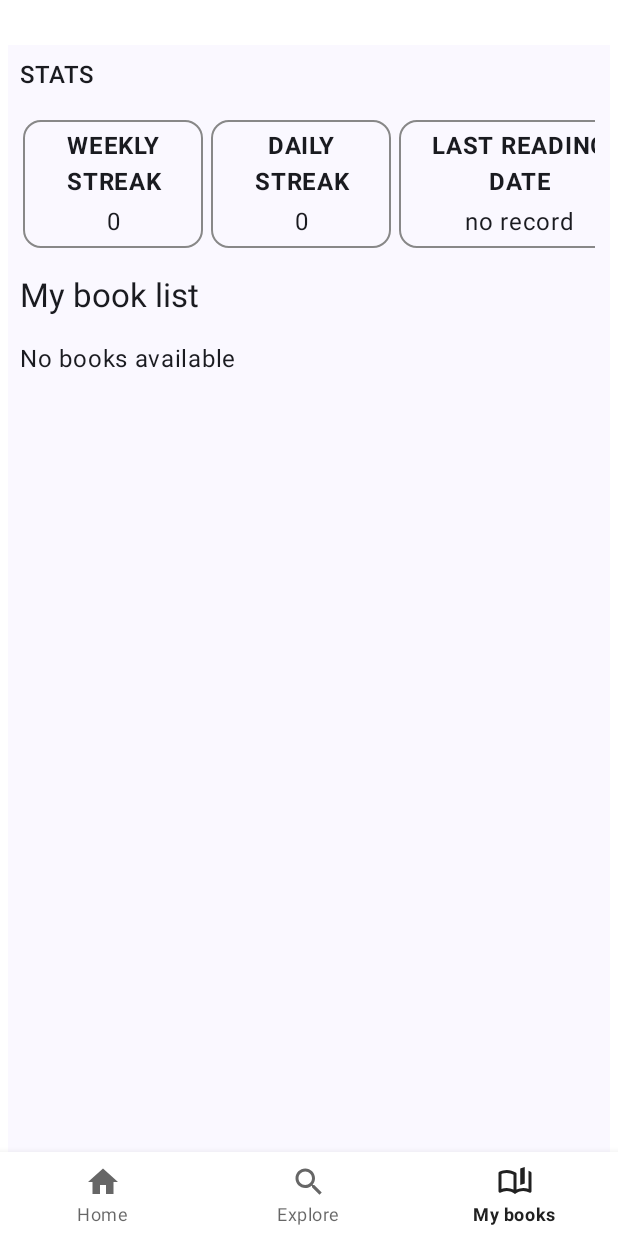
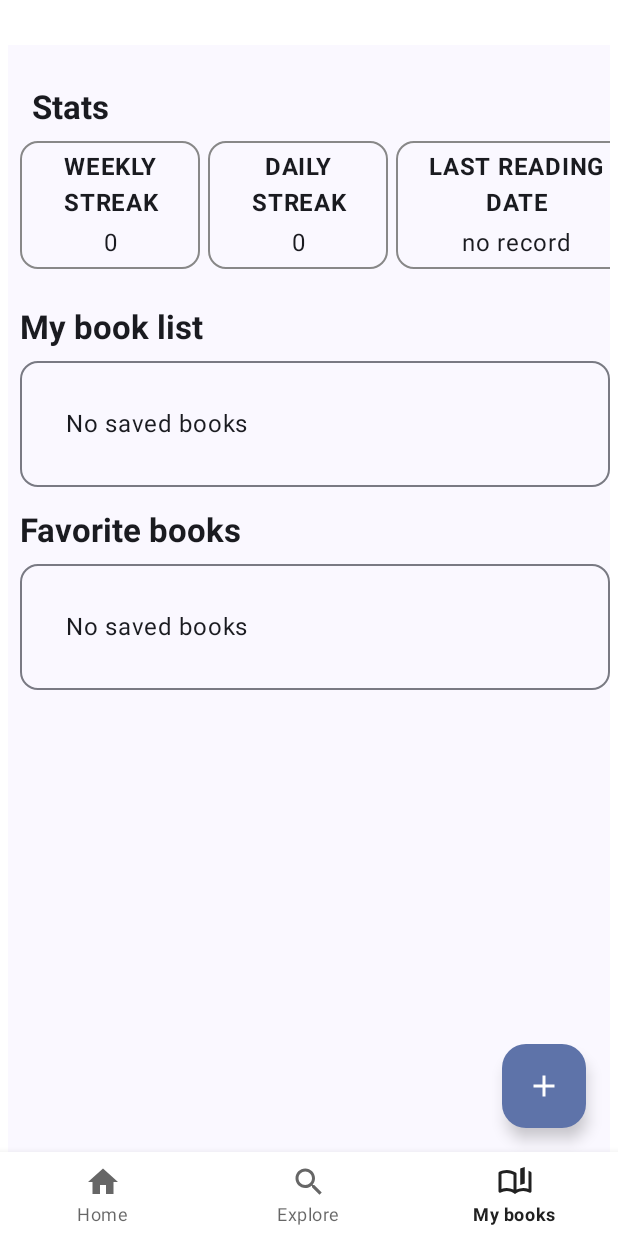
Before and after one commit to KristinaAnicic/bookApp, an Android app built with Jetpack Compose: the screen it shows after launch (MainActivity), item 3 of the bottom bar chosen, on a phone screen of 412 x 824 dp. Run offline under Robolectric (Android 15) with nearby library versions, the phone set to English and light mode, and no system bars; our stand-ins replace Dagger/Hilt's generated code, Room's generated code; pictures from the network do not load.

Commit message:
removed redundant code and fixed Scuffold issue

```diff
--- a/BookApp/app/src/main/java/com/example/booksapp/Fragments/SavedBooksFragment.kt
+++ b/BookApp/app/src/main/java/com/example/booksapp/Fragments/SavedBooksFragment.kt
@@ -1,27 +1,35 @@
 package com.example.booksapp.Fragments
 
+import android.annotation.SuppressLint
 import android.os.Bundle
 import androidx.fragment.app.Fragment
 import android.view.LayoutInflater
 import android.view.View
 import android.view.ViewGroup
 import androidx.compose.foundation.BorderStroke
+import androidx.compose.foundation.background
 import androidx.compose.foundation.horizontalScroll
 import androidx.compose.foundation.layout.Arrangement
 import androidx.compose.foundation.layout.Column
 import androidx.compose.foundation.layout.PaddingValues
 import androidx.compose.foundation.layout.Row
+import androidx.compose.foundation.layout.Spacer
 import androidx.compose.foundation.layout.fillMaxHeight
 import androidx.compose.foundation.layout.fillMaxSize
 import androidx.compose.foundation.layout.fillMaxWidth
 import androidx.compose.foundation.layout.height
 import androidx.compose.foundation.layout.padding
 import androidx.compose.foundation.layout.width
+import androidx.compose.foundation.lazy.LazyColumn
 import androidx.compose.foundation.lazy.LazyRow
 import androidx.compose.foundation.lazy.items
 import androidx.compose.foundation.rememberScrollState
 import androidx.compose.foundation.verticalScroll
+import androidx.compose.material.icons.Icons
+import androidx.compose.material.icons.filled.Add
 import androidx.compose.material3.Card
+import androidx.compose.material3.FloatingActionButton
+import androidx.compose.material3.Icon
 import androidx.compose.material3.MaterialTheme
 import androidx.compose.material3.OutlinedCard
 import androidx.compose.material3.Scaffold
@@ -40,6 +48,7 @@ import androidx.compose.ui.unit.Dp
 import androidx.compose.ui.unit.dp
 import androidx.fragment.app.viewModels
 import coil.compose.AsyncImage
+import com.example.booksapp.data.database.Entities.Book
 import com.example.booksapp.data.database.Entities.ReadingStreak
 import com.example.booksapp.viewModel.BooksViewModel
 import com.example.booksapp.ui.theme.BooksAppTheme
@@ -71,10 +80,6 @@ class SavedBooksFragment : Fragment() {
         AppDatabase.getDatabase(requireContext())
     }*/
 
-    //private lateinit var booksViewModel: BooksViewModel
-    //private var bookRepository = BookRepository(readingStatusDao, readingFormatDao)
-
-
     private val booksViewModel: BooksViewModel by viewModels()
 
     /*private val booksViewModel by viewModels<BooksViewModel>(
@@ -102,6 +107,7 @@ class SavedBooksFragment : Fragment() {
         }
     }
 
+    @SuppressLint("UnusedMaterial3ScaffoldPaddingParameter")
     override fun onCreateView(
         inflater: LayoutInflater, container: ViewGroup?,
         savedInstanceState: Bundle?
@@ -111,28 +117,54 @@ class SavedBooksFragment : Fragment() {
         return ComposeView(requireContext()).apply {
             setContent {
                 BooksAppTheme {
-                    Scaffold(modifier = Modifier.fillMaxSize()) { innerPadding ->
-                        Column(
+                    Scaffold(
+                        modifier = Modifier.fillMaxSize(),
+                        floatingActionButton = {
+                            FloatingActionButton(onClick = { }) {
+                                Icon(Icons.Default.Add, contentDescription = "Add")
+                            }
+                        }
+                    , content = {
+                        Column (
                             modifier = Modifier
-                                .padding(innerPadding)
+                                //.padding(innerPadding)
+                                //.padding(8.dp)
                                 .fillMaxSize()
+                                .padding(start = 8.dp, top = 20.dp)
                                 .verticalScroll(rememberScrollState())) {
-                            Streak(booksViewModel = booksViewModel)
 
-                            Text(
-                                text = "My book list",
-                                modifier = Modifier
-                                    .padding(all = 8.dp),
-                                style = MaterialTheme.typography.titleLarge
-                            )
+                                Streak(booksViewModel = booksViewModel)
 
-                            BooksScreen(booksViewModel = booksViewModel)
+                                Spacer(
+                                    modifier = Modifier.height(10.dp)
+                                )
+                                Text(
+                                    text = "My book list",
+                                    //modifier = Modifier.padding(all = 8.dp),
+                                    modifier = Modifier.padding(top = 15.dp),
+                                    style = MaterialTheme.typography.titleLarge,
+                                    fontWeight = FontWeight.Bold
+                                )
+
+                                val books by booksViewModel.books.collectAsState(initial = emptyList())
+                                BooksScreen(books)
+
+                                Text(
+                                    text = "Favorite books",
+                                    //modifier = Modifier.padding(all = 8.dp),
+                                    modifier = Modifier.padding(top = 15.dp),
+                                    style = MaterialTheme.typography.titleLarge,
+                                    fontWeight = FontWeight.Bold
+                                )
+
+                                val favoriteBooks by booksViewModel.favoriteBooks.collectAsState(initial = emptyList())
+                                BooksScreen(favoriteBooks)
                         }
-                        }
-                    }
+                    })
                 }
             }
         }
+    }
         //return inflater.inflate(R.layout.fragment_my_books, container, false)
 
     companion object {
@@ -148,19 +180,24 @@ class SavedBooksFragment : Fragment() {
 }
 
 @Composable
-fun BooksScreen(booksViewModel: BooksViewModel) {
-    val books by booksViewModel.books.collectAsState(initial = emptyList())
-
+fun BooksScreen(/*booksViewModel: BooksViewModel*/ books: List<Book>) {
+   // val books by booksViewModel.books.collectAsState(initial = emptyList())
     if (books.isEmpty()) {
-        Text(
-            modifier = Modifier.padding(all = 8.dp),
-            text = "No books available"
-        )
+        OutlinedCard(
+            modifier = Modifier.padding(top = 8.dp).fillMaxWidth(),
+            //text = "No saved books"
+        ){
+            Text(text = "No saved books",
+                modifier = Modifier.padding(30.dp),
+                textAlign = TextAlign.Center)
+        }
     } else {
         LazyRow(
             contentPadding = PaddingValues(16.dp),
-            modifier = Modifier.fillMaxSize().padding(12.dp),
-            horizontalArrangement = Arrangement.spacedBy(16.dp)
+            modifier = Modifier
+                .fillMaxSize()
+                .padding(top = 8.dp),
+            horizontalArrangement = Arrangement.spacedBy(5.dp)
         ) {
             items(books) { book ->
                 book.coverImage?.let {
@@ -183,15 +220,14 @@ fun Streak(booksViewModel: BooksViewModel){
     val streak by booksViewModel.readingStreak.collectAsState(initial = null)
 
     Text(
-        text="STATS",
-        modifier = Modifier
-            .padding(all = 8.dp),
-        style = MaterialTheme.typography.titleMedium
+        text="Stats",
+        modifier = Modifier.padding(8.dp),
+        style = MaterialTheme.typography.titleLarge,
+        fontWeight = FontWeight.Bold
     )
 
     Row(
         modifier = Modifier.fillMaxWidth()
-            .padding(10.dp)
             .horizontalScroll(rememberScrollState()),
         horizontalArrangement = Arrangement.spacedBy(5.dp)
     ) {
```
